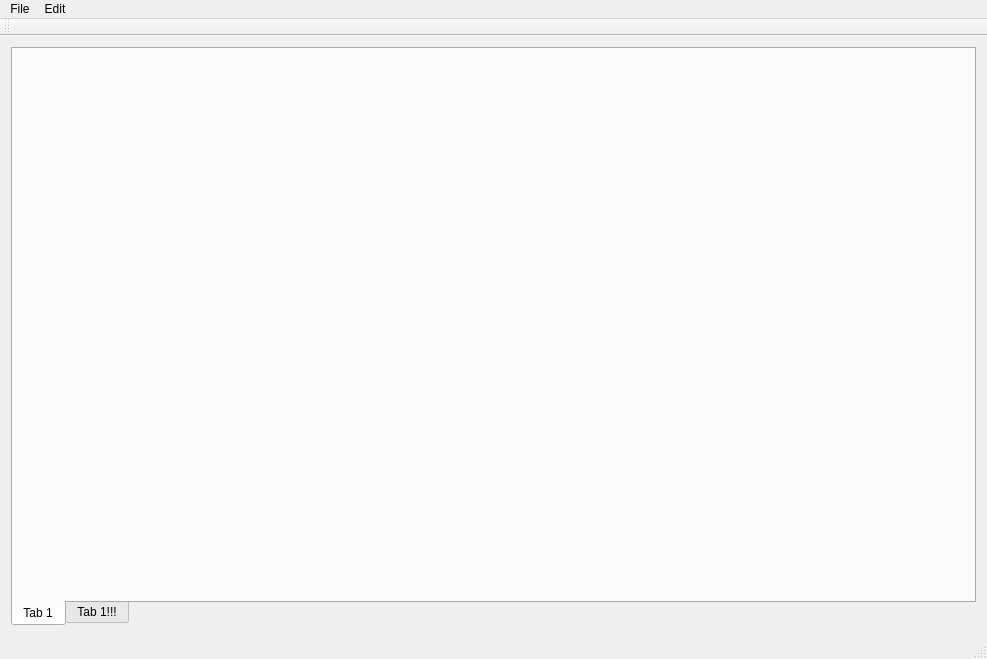
gcdean/TournamentMaster, file BracketMaster/JudoMasterMainWindow.ui: the form before one commit.
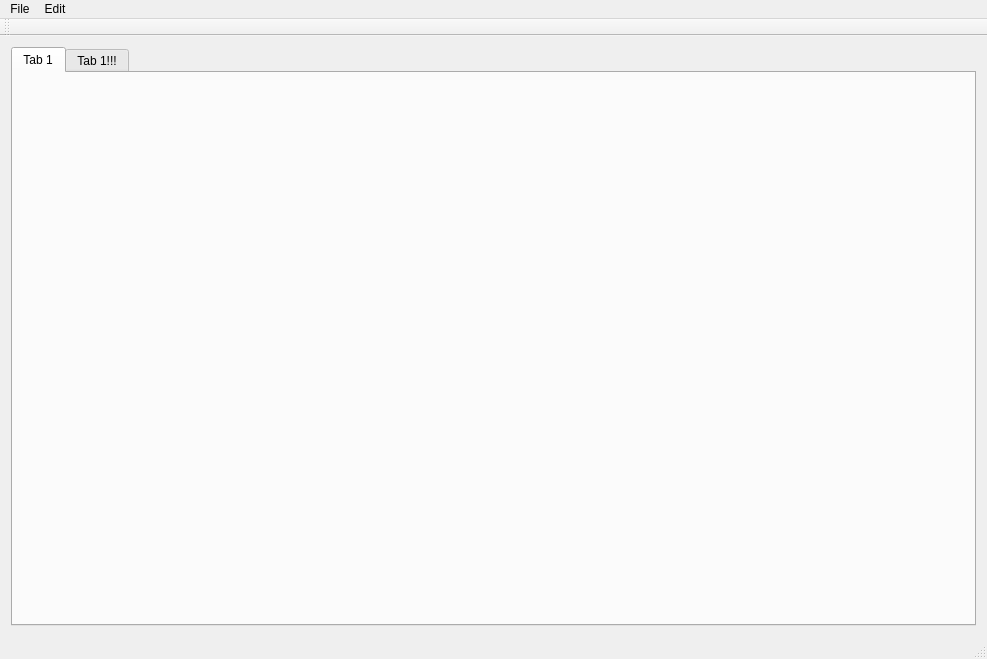
The form after the commit. Custom widgets are drawn as their Qt base class.

Commit message: UI Changes. More will need to be done.

The edit to the form file:
```diff
--- a/BracketMaster/JudoMasterMainWindow.ui
+++ b/BracketMaster/JudoMasterMainWindow.ui
@@ -18,7 +18,7 @@
     <item>
      <widget class="QTabWidget" name="tabWidget">
       <property name="tabPosition">
-       <enum>QTabWidget::South</enum>
+       <enum>QTabWidget::North</enum>
       </property>
       <property name="currentIndex">
        <number>0</number>
@@ -28,6 +28,18 @@
         <string>Tab 1</string>
        </attribute>
        <layout class="QVBoxLayout" name="genTabVertLayout" stretch="1">
+        <property name="leftMargin">
+         <number>10</number>
+        </property>
+        <property name="topMargin">
+         <number>10</number>
+        </property>
+        <property name="rightMargin">
+         <number>10</number>
+        </property>
+        <property name="bottomMargin">
+         <number>10</number>
+        </property>
         <item>
          <widget class="ClubsEditor" name="detailsWidget" native="true">
           <property name="minimumSize">
```
Left out of the diff: 12 changed lines with no effect on the pictures. The commit also changes 5 other files.
